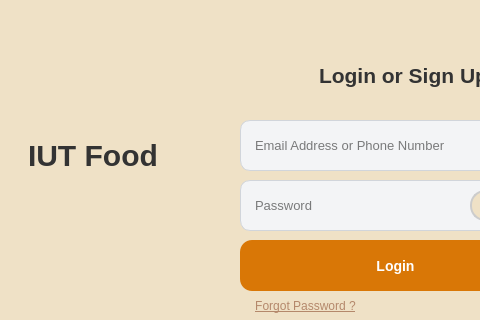
Before: the Qt Designer form client/Client_UI/admin_signup.ui in SamanehK22/IUT_FOOD, drawn with Qt 5; both pictures show x 0 to 480 and y 0 to 320 of the 781 by 467 pixel window.
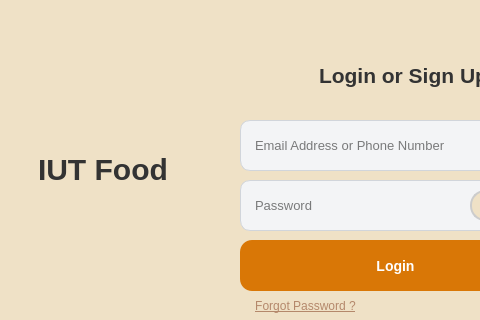
After: the same form once the commit is applied. Icons and pictures are not drawn.

Commit message: Impliment Admin UI

```diff
--- a/client/Client_UI/admin_signup.ui
+++ b/client/Client_UI/admin_signup.ui
@@ -30,25 +30,6 @@
     background-color: #EFE1C6;
 </string>
   </property>
-  <widget class="QLabel" name="label">
-   <property name="geometry">
-    <rect>
-     <x>40</x>
-     <y>40</y>
-     <width>121</width>
-     <height>91</height>
-    </rect>
-   </property>
-   <property name="text">
-    <string/>
-   </property>
-   <property name="pixmap">
-    <pixmap>../../Downloads/095e9f9e-aed3-4c3f-8c97-8004a9ed016a.png</pixmap>
-   </property>
-   <property name="scaledContents">
-    <bool>true</bool>
-   </property>
-  </widget>
   <widget class="QLabel" name="label_2">
    <property name="geometry">
     <rect>
@@ -376,32 +357,6 @@
     </size>
    </property>
   </widget>
-  <widget class="QLabel" name="label_4">
-   <property name="geometry">
-    <rect>
-     <x>10</x>
-     <y>130</y>
-     <width>171</width>
-     <height>51</height>
-    </rect>
-   </property>
-   <property name="styleSheet">
-    <string notr="true">QLabel {
-    font-family: &quot;Segoe UI&quot;, &quot;Vazir&quot;, sans-serif;
-    font-size: 30px;
-    font-weight: bold;
-    color: #333333;
-    padding: 10px;
-    qproperty-alignment: AlignCenter;
-    text-shadow: 1px 1px 1px rgba(0,0,0,0.1);
-	border: none;
-    background-color: transparent;
-}</string>
-   </property>
-   <property name="text">
-    <string>IUT Food</string>
-   </property>
-  </widget>
   <widget class="QPushButton" name="pushButton">
    <property name="geometry">
     <rect>
@@ -429,6 +384,75 @@
     <string>Forgot Password ?</string>
    </property>
   </widget>
+  <widget class="QWidget" name="verticalLayoutWidget">
+   <property name="geometry">
+    <rect>
+     <x>20</x>
+     <y>20</y>
+     <width>161</width>
+     <height>181</height>
+    </rect>
+   </property>
+   <layout class="QVBoxLayout" name="verticalLayout">
+    <item>
+     <widget class="QLabel" name="label">
+      <property name="minimumSize">
+       <size>
+        <width>159</width>
+        <height>111</height>
+       </size>
+      </property>
+      <property name="maximumSize">
+       <size>
+        <width>159</width>
+        <height>111</height>
+       </size>
+      </property>
+      <property name="text">
+       <string/>
+      </property>
+      <property name="pixmap">
+       <pixmap resource="Source.qrc">:/ImageFolder/IUTfood.png</pixmap>
+      </property>
+      <property name="scaledContents">
+       <bool>true</bool>
+      </property>
+     </widget>
+    </item>
+    <item>
+     <widget class="QLabel" name="label_4">
+      <property name="minimumSize">
+       <size>
+        <width>159</width>
+        <height>61</height>
+       </size>
+      </property>
+      <property name="maximumSize">
+       <size>
+        <width>159</width>
+        <height>61</height>
+       </size>
+      </property>
+      <property name="styleSheet">
+       <string notr="true">QLabel {
+    font-family: &quot;Segoe UI&quot;, &quot;Vazir&quot;, sans-serif;
+    font-size: 30px;
+    font-weight: bold;
+    color: #333333;
+    padding: 10px;
+    qproperty-alignment: AlignCenter;
+    text-shadow: 1px 1px 1px rgba(0,0,0,0.1);
+	border: none;
+    background-color: transparent;
+}</string>
+      </property>
+      <property name="text">
+       <string>IUT Food</string>
+      </property>
+     </widget>
+    </item>
+   </layout>
+  </widget>
  </widget>
  <resources/>
  <connections/>
```
Left out of the diff: 16 changed lines with no effect on the pictures. The commit also changes 76 other files.
